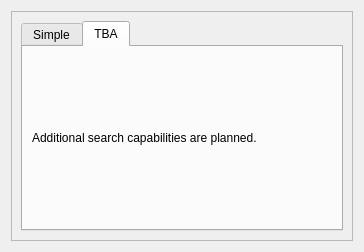
BCDA-APS/gemviz, file gemviz/resources/bluesky_runs_catalog_search.ui: the form before one commit.
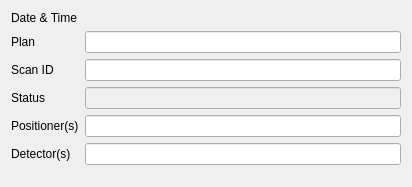
The form after the commit. The open tabs and pages were chosen to show the change. Custom widgets are drawn as their Qt base class.

Commit message: UI #200 rearrange the panels

The edit to the form file:
```diff
--- a/gemviz/resources/bluesky_runs_catalog_search.ui
+++ b/gemviz/resources/bluesky_runs_catalog_search.ui
@@ -6,38 +6,13 @@
    <rect>
     <x>0</x>
     <y>0</y>
-    <width>364</width>
-    <height>252</height>
+    <width>412</width>
+    <height>187</height>
    </rect>
   </property>
   <property name="windowTitle">
    <string>Form</string>
   </property>
-  <layout class="QVBoxLayout" name="verticalLayout_2">
-   <item>
-    <widget class="QScrollArea" name="scrollArea">
-     <property name="widgetResizable">
-      <bool>true</bool>
-     </property>
-     <widget class="QWidget" name="scrollAreaWidgetContents">
-      <property name="geometry">
-       <rect>
-        <x>0</x>
-        <y>0</y>
-        <width>344</width>
-        <height>232</height>
-       </rect>
-      </property>
-      <layout class="QVBoxLayout" name="verticalLayout">
-       <item>
-        <widget class="QTabWidget" name="tabWidget_2">
-         <property name="currentIndex">
-          <number>0</number>
-         </property>
-         <widget class="QWidget" name="TabWidgetPage1">
-          <attribute name="title">
-           <string>Simple</string>
-          </attribute>
           <layout class="QFormLayout" name="formLayout">
            <item row="0" column="0">
             <widget class="QLabel" name="label">
@@ -132,31 +107,6 @@
              <property name="toolTip">
               <string/>
              </property>
-            </widget>
-           </item>
-           <item row="0" column="1">
-            <widget class="DateTimeRangeSlider" name="date_time_widget" native="true"/>
-           </item>
-          </layout>
-         </widget>
-         <widget class="QWidget" name="TabWidgetPage2">
-          <attribute name="title">
-           <string>TBA</string>
-          </attribute>
-          <layout class="QHBoxLayout" name="horizontalLayout">
-           <item>
-            <widget class="QLabel" name="label_2">
-             <property name="text">
-              <string>Additional search capabilities are planned.</string>
-             </property>
-            </widget>
-           </item>
-          </layout>
-         </widget>
-        </widget>
-       </item>
-      </layout>
-     </widget>
     </widget>
    </item>
   </layout>
```
Left out of the diff: 3 changed lines with no effect on the pictures. Lines whose indentation alone changed are shown as unchanged. The commit also changes 1 other file.
